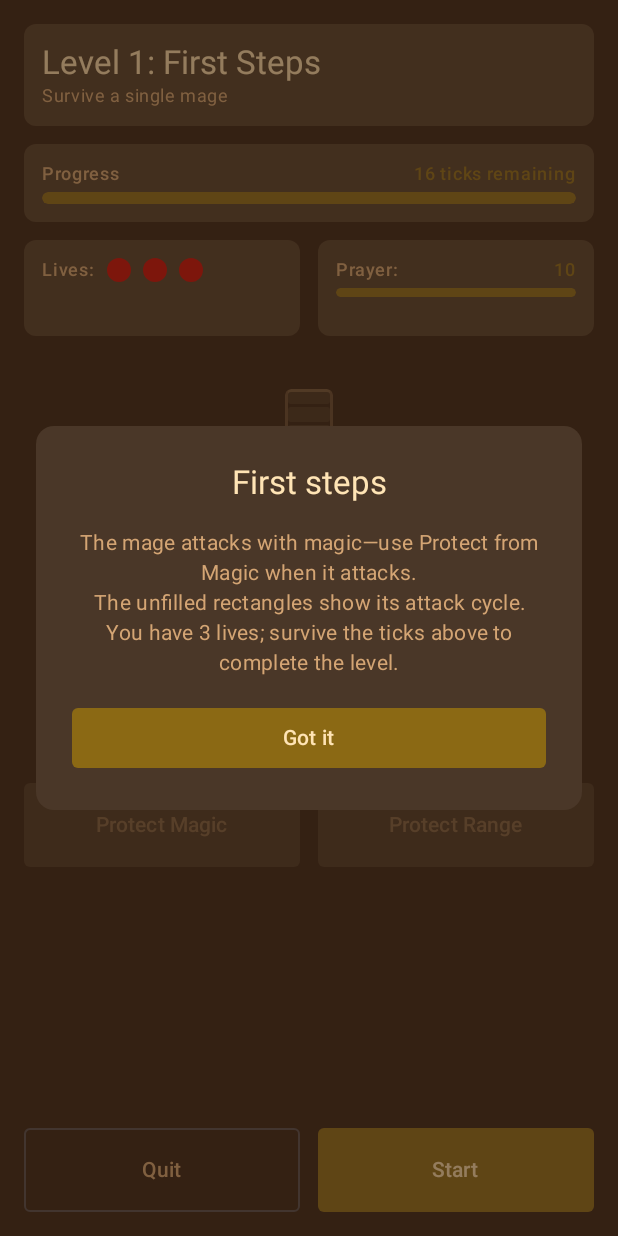
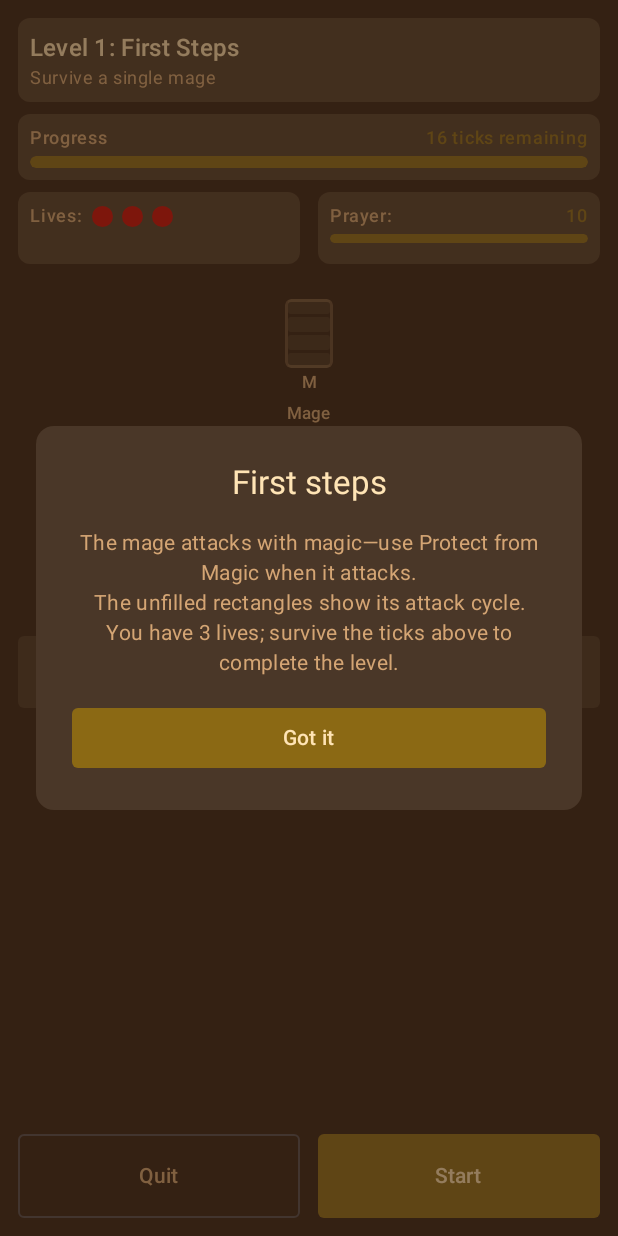
Before and after one commit to S-C-Taylor/Phlick, an Android app built with Jetpack Compose: the composable ProgressionScreen shown on its own in the app's theme, after a tap on an icon or button, on a phone screen of 412 x 824 dp. Run offline under Robolectric (Android 15) with nearby library versions, the phone set to English and light mode, and no system bars.

Commit message:
Android: scale back progression UI, dark status bar, fix Quit squish
- Reduce padding/spacing and heights so content fits without scrolling on blob levels
- Theme: dark status bar and nav bar (phlick_dark_brown), windowLightStatusBar false
- ProgressionScreen: fixed-height Quit/Start row, tighter layout (8dp spacing, smaller cards)

Made-with: Cursor

```diff
--- a/app/build.gradle.kts
+++ b/app/build.gradle.kts
@@ -11,7 +11,7 @@ if (file("google-services.json").exists()) {
 // Semantic version (MAJOR.MINOR.PATCH); versionCode is derived for Play Store
 val versionMajor = 1
 val versionMinor = 0
-val versionPatch = 7
+val versionPatch = 8
 val versionNameSemantic = "$versionMajor.$versionMinor.$versionPatch"
 val versionCodeSemantic = versionMajor * 10000 + versionMinor * 100 + versionPatch
 
--- a/app/src/main/java/com/phlick/MainActivity.kt
+++ b/app/src/main/java/com/phlick/MainActivity.kt
@@ -21,14 +21,15 @@ class MainActivity : ComponentActivity() {
     override fun onCreate(savedInstanceState: Bundle?) {
         super.onCreate(savedInstanceState)
         enableEdgeToEdge()
-        // Make system bars blend with our OSRS theme instead of bright white.
+        // Make system bars match our dark OSRS theme (avoid garish white bars).
         WindowCompat.setDecorFitsSystemWindows(window, false)
         WindowCompat.getInsetsController(window, window.decorView).apply {
             isAppearanceLightStatusBars = false
             isAppearanceLightNavigationBars = false
         }
-        window.statusBarColor = Color.TRANSPARENT
-        window.navigationBarColor = Color.TRANSPARENT
+        val statusBarColor = 0xFF2A1810.toInt() // Theme background dark brown
+        window.statusBarColor = statusBarColor
+        window.navigationBarColor = statusBarColor
         val settingsRepository = SettingsRepository(applicationContext)
         setContent {
             Theme {
--- a/app/src/main/java/com/phlick/ui/ProgressionScreen.kt
+++ b/app/src/main/java/com/phlick/ui/ProgressionScreen.kt
@@ -7,9 +7,11 @@ import androidx.compose.foundation.layout.Box
 import androidx.compose.foundation.layout.Column
 import androidx.compose.foundation.layout.Row
 import androidx.compose.foundation.layout.Spacer
+import androidx.compose.foundation.layout.fillMaxHeight
 import androidx.compose.foundation.layout.fillMaxSize
 import androidx.compose.foundation.layout.fillMaxWidth
 import androidx.compose.foundation.layout.height
+import androidx.compose.foundation.layout.heightIn
 import androidx.compose.foundation.layout.padding
 import androidx.compose.foundation.layout.size
 import androidx.compose.foundation.rememberScrollState
@@ -78,12 +80,14 @@ fun ProgressionScreen(
         modifier = Modifier
             .fillMaxSize()
             .background(MaterialTheme.colorScheme.background)
-            .padding(16.dp)
+            .padding(12.dp)
     ) {
         Column(
-            modifier = Modifier.fillMaxWidth(),
+            modifier = Modifier
+                .fillMaxWidth()
+                .fillMaxHeight(),
             horizontalAlignment = Alignment.CenterHorizontally,
-            verticalArrangement = Arrangement.spacedBy(12.dp)
+            verticalArrangement = Arrangement.spacedBy(8.dp)
         ) {
         // Level info card
         Card(
@@ -96,12 +100,12 @@ fun ProgressionScreen(
             Column(
                 modifier = Modifier
                     .fillMaxWidth()
-                    .padding(12.dp),
+                    .padding(8.dp),
                 horizontalAlignment = Alignment.Start
             ) {
                 Text(
                     text = "Level ${level.number}: ${level.name}",
-                    style = MaterialTheme.typography.titleLarge,
+                    style = MaterialTheme.typography.titleMedium,
                     color = MaterialTheme.colorScheme.onSurface
                 )
                 Text(
@@ -121,7 +125,7 @@ fun ProgressionScreen(
             )
         ) {
             Column(
-                modifier = Modifier.padding(12.dp),
+                modifier = Modifier.padding(8.dp),
                 verticalArrangement = Arrangement.spacedBy(4.dp)
             ) {
                 Row(
@@ -160,7 +164,7 @@ fun ProgressionScreen(
             Card(
                 modifier = Modifier
                     .weight(1f)
-                    .height(64.dp),
+                    .height(48.dp),
                 shape = RoundedCornerShape(8.dp),
                 colors = CardDefaults.cardColors(
                     containerColor = MaterialTheme.colorScheme.surfaceVariant
@@ -169,8 +173,8 @@ fun ProgressionScreen(
                 Row(
                     modifier = Modifier
                         .fillMaxWidth()
-                        .padding(12.dp),
-                    horizontalArrangement = Arrangement.spacedBy(8.dp),
+                        .padding(8.dp),
+                    horizontalArrangement = Arrangement.spacedBy(6.dp),
                     verticalAlignment = Alignment.CenterVertically
                 ) {
                     Text(
@@ -181,7 +185,7 @@ fun ProgressionScreen(
                     repeat(3) { index ->
                         Box(
                             modifier = Modifier
-                                .size(16.dp)
+                                .size(14.dp)
                                 .clip(CircleShape)
                                 .background(
                                     if (index < levelState.lives)
@@ -198,7 +202,7 @@ fun ProgressionScreen(
             Card(
                 modifier = Modifier
                     .weight(1f)
-                    .height(64.dp),
+                    .height(48.dp),
                 shape = RoundedCornerShape(8.dp),
                 colors = CardDefaults.cardColors(
                     containerColor = MaterialTheme.colorScheme.surfaceVariant
@@ -207,7 +211,7 @@ fun ProgressionScreen(
                 Column(
                     modifier = Modifier
                         .fillMaxWidth()
-                        .padding(12.dp),
+                        .padding(8.dp),
                     verticalArrangement = Arrangement.spacedBy(4.dp),
                     horizontalAlignment = Alignment.CenterHorizontally
                 ) {
@@ -246,7 +250,7 @@ fun ProgressionScreen(
             )
         }
 
-        Spacer(modifier = Modifier.height(8.dp))
+        Spacer(modifier = Modifier.height(4.dp))
 
         // Monsters
         Row(
@@ -273,13 +277,13 @@ fun ProgressionScreen(
                         },
                         style = MaterialTheme.typography.labelSmall,
                         color = MaterialTheme.colorScheme.onSurfaceVariant,
-                        modifier = Modifier.padding(top = 4.dp)
+                        modifier = Modifier.padding(top = 2.dp)
                     )
                 }
             }
         }
 
-        Spacer(modifier = Modifier.height(16.dp))
+        Spacer(modifier = Modifier.height(8.dp))
 
         // Player prayer
         Column(horizontalAlignment = Alignment.CenterHorizontally) {
@@ -288,20 +292,20 @@ fun ProgressionScreen(
                 text = "Active Prayer",
                 style = MaterialTheme.typography.labelSmall,
                 color = MaterialTheme.colorScheme.onSurfaceVariant,
-                modifier = Modifier.padding(top = 8.dp)
+                modifier = Modifier.padding(top = 4.dp)
             )
         }
 
-        Spacer(modifier = Modifier.height(16.dp))
+        Spacer(modifier = Modifier.height(8.dp))
 
         // Prayer buttons
         Row(
             modifier = Modifier.fillMaxWidth(),
-            horizontalArrangement = Arrangement.spacedBy(12.dp)
+            horizontalArrangement = Arrangement.spacedBy(8.dp)
         ) {
             Button(
                 onClick = { viewModel.setPrayer(Prayer.Magic) },
-                modifier = Modifier.weight(1f).height(56.dp),
+                modifier = Modifier.weight(1f).height(48.dp),
                 enabled = state.isRunning && state.prayerPoints > 0,
                 shape = RoundedCornerShape(4.dp),
                 colors = ButtonDefaults.buttonColors(
@@ -319,7 +323,7 @@ fun ProgressionScreen(
             }
             Button(
                 onClick = { viewModel.setPrayer(Prayer.Missiles) },
-                modifier = Modifier.weight(1f).height(56.dp),
+                modifier = Modifier.weight(1f).height(48.dp),
                 enabled = state.isRunning && state.prayerPoints > 0,
                 shape = RoundedCornerShape(4.dp),
                 colors = ButtonDefaults.buttonColors(
@@ -338,7 +342,7 @@ fun ProgressionScreen(
         }
 
         // Feedback
-        Box(modifier = Modifier.height(40.dp), contentAlignment = Alignment.Center) {
+        Box(modifier = Modifier.height(32.dp), contentAlignment = Alignment.Center) {
             when (state.lastResult) {
                 FlickResult.Correct -> Card(
                     colors = CardDefaults.cardColors(
@@ -348,9 +352,9 @@ fun ProgressionScreen(
                 ) {
                     Text(
                         text = "✓ Correct!",
-                        style = MaterialTheme.typography.titleMedium,
+                        style = MaterialTheme.typography.titleSmall,
                         color = MaterialTheme.colorScheme.primary,
-                        modifier = Modifier.padding(horizontal = 16.dp, vertical = 8.dp)
+                        modifier = Modifier.padding(horizontal = 12.dp, vertical = 4.dp)
                     )
                 }
                 FlickResult.Wrong -> Card(
@@ -361,9 +365,9 @@ fun ProgressionScreen(
                 ) {
                     Text(
                         text = "✗ Wrong! -1 Life",
-                        style = MaterialTheme.typography.titleMedium,
+                        style = MaterialTheme.typography.titleSmall,
                         color = MaterialTheme.colorScheme.error,
-                        modifier = Modifier.padding(horizontal = 16.dp, vertical = 8.dp)
+                        modifier = Modifier.padding(horizontal = 12.dp, vertical = 4.dp)
                     )
                 }
                 null -> {}
@@ -372,18 +376,23 @@ fun ProgressionScreen(
 
         Spacer(modifier = Modifier.weight(1f))
 
-        // Control buttons (hidden when a dialog is shown)
+        // Control buttons (hidden when a dialog is shown) – fixed height so Quit isn't squished
         if (!levelState.isLevelComplete && !levelState.isLevelFailed) {
             Row(
-                modifier = Modifier.fillMaxWidth(),
-                horizontalArrangement = Arrangement.spacedBy(12.dp)
+                modifier = Modifier
+                    .fillMaxWidth()
+                    .height(56.dp),
+                horizontalArrangement = Arrangement.spacedBy(12.dp),
+                verticalAlignment = Alignment.CenterVertically
             ) {
                 OutlinedButton(
                     onClick = {
                         viewModel.gameHolder.quitProgression()
                         onBackToMenu()
                     },
-                    modifier = Modifier.weight(1f).height(56.dp),
+                    modifier = Modifier
+                        .weight(1f)
+                        .heightIn(min = 56.dp),
                     shape = RoundedCornerShape(4.dp)
                 ) {
                     Text("Quit")
@@ -391,7 +400,9 @@ fun ProgressionScreen(
                 if (!state.isRunning) {
                     Button(
                         onClick = { viewModel.startSelectedLevel() },
-                        modifier = Modifier.weight(1f).height(56.dp),
+                        modifier = Modifier
+                            .weight(1f)
+                            .heightIn(min = 56.dp),
                         shape = RoundedCornerShape(4.dp),
                         colors = ButtonDefaults.buttonColors(
                             containerColor = MaterialTheme.colorScheme.primary,
--- a/app/src/main/res/values/themes.xml
+++ b/app/src/main/res/values/themes.xml
@@ -1,9 +1,11 @@
 <?xml version="1.0" encoding="utf-8"?>
 <resources>
+    <!-- Dark brown #2A1810 to match app background; light status/nav bar icons on dark -->
+    <color name="phlick_dark_brown">#FF2A1810</color>
     <style name="Theme.Phlick" parent="android:Theme.Material.Light.NoActionBar">
-        <item name="android:statusBarColor">@android:color/transparent</item>
-        <item name="android:navigationBarColor">@android:color/white</item>
-        <item name="android:windowLightStatusBar">true</item>
-        <item name="android:colorBackground">@android:color/white</item>
+        <item name="android:statusBarColor">@color/phlick_dark_brown</item>
+        <item name="android:navigationBarColor">@color/phlick_dark_brown</item>
+        <item name="android:windowLightStatusBar">false</item>
+        <item name="android:colorBackground">@color/phlick_dark_brown</item>
     </style>
 </resources>
```
